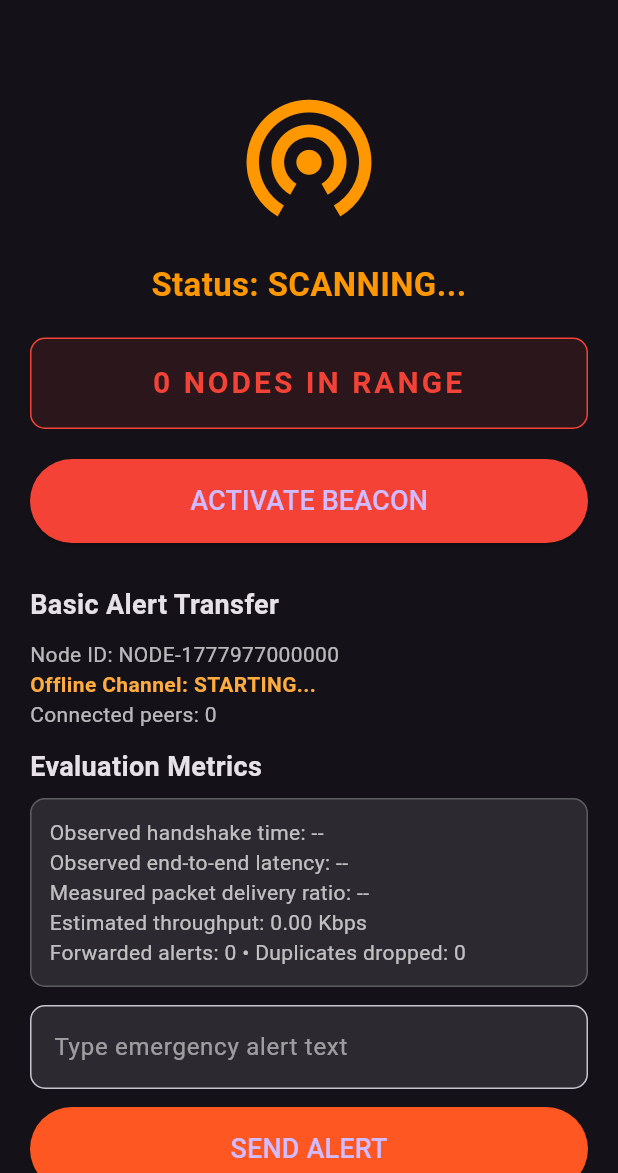
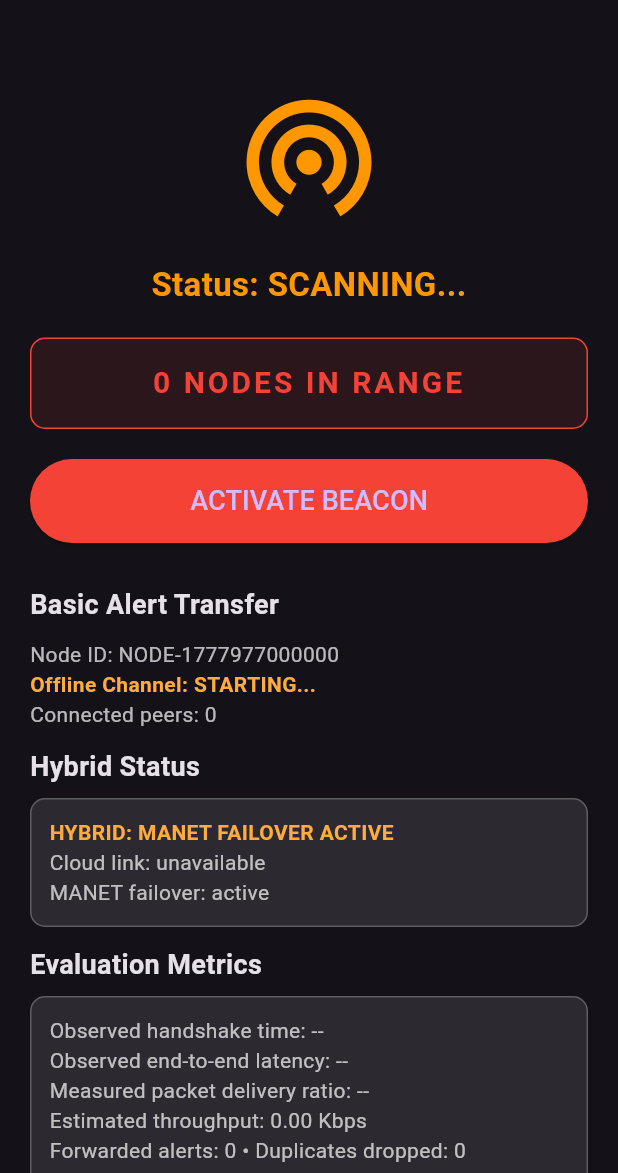
Before and after one commit to SusBin/portonian_push, a Flutter app: the screen it shows after launch, on a phone screen of 412 x 824 dp, the part 63-1236 px from its top. Run offline on Flutter 3.47's test engine with Material 3 defaults, Android fonts, the phone set to English and light mode, and no system bars; our stand-ins replace flutter_blue_plus, permission_handler; missing offline and left inert: nearby_connections.

Commit message:
Add hybrid connectivity status and evaluation UI

```diff
--- a/lib/main.dart
+++ b/lib/main.dart
@@ -52,13 +52,18 @@ class _DashboardState extends State<Dashboard> with WidgetsBindingObserver {
   final String nodeId = "NODE-${DateTime.now().millisecondsSinceEpoch}";
   final Strategy nearbyStrategy = Strategy.P2P_CLUSTER;
   final Nearby nearby = Nearby();
-  final DateTime metricsStartedAt = DateTime.now();
+  DateTime metricsStartedAt = DateTime.now();
 
   StreamSubscription<List<ScanResult>>? scanResultsSubscription;
+  Timer? hybridMonitorTimer;
   Timer? queuedSendRetryTimer;
   String? queuedAlertMessage;
   bool isRecoveringNearby = false;
   bool alertChannelReady = false;
+  bool internetReachable = false;
+  bool meshFailoverActive = false;
+  String hybridModeText = "HYBRID: CHECKING...";
+  Color hybridModeColor = Colors.grey;
   final Map<String, DateTime> connectionAttempts = <String, DateTime>{};
   final List<int> handshakeSamplesMs = <int>[];
   final List<int> latencySamplesMs = <int>[];
@@ -95,6 +100,7 @@ class _DashboardState extends State<Dashboard> with WidgetsBindingObserver {
     // Nearby Connections in this prototype is Android-only.
     if (!kIsWeb && Platform.isAndroid) {
       initializeAlertChannel();
+      startHybridMonitoring();
     } else {
       addLog("Offline alert channel is only configured for Android devices");
     }
@@ -111,6 +117,56 @@ class _DashboardState extends State<Dashboard> with WidgetsBindingObserver {
         scanLogs.removeLast();
       }
     });
+  }
+
+  Future<bool> probeInternetReachability() async {
+    try {
+      final List<InternetAddress> lookupResult = await InternetAddress.lookup(
+        "example.com",
+      ).timeout(const Duration(seconds: 3));
+      return lookupResult.isNotEmpty &&
+          lookupResult.first.rawAddress.isNotEmpty;
+    } catch (_) {
+      return false;
+    }
+  }
+
+  Future<void> startHybridMonitoring() async {
+    await refreshHybridConnectivity(forceLog: true);
+
+    hybridMonitorTimer?.cancel();
+    hybridMonitorTimer = Timer.periodic(const Duration(seconds: 10), (_) {
+      refreshHybridConnectivity();
+    });
+  }
+
+  Future<void> refreshHybridConnectivity({bool forceLog = false}) async {
+    final bool internetNow = await probeInternetReachability();
+    if (!mounted) {
+      return;
+    }
+
+    final bool shouldUpdate = forceLog || internetNow != internetReachable;
+    if (!shouldUpdate) {
+      return;
+    }
+
+    setState(() {
+      internetReachable = internetNow;
+      meshFailoverActive = !internetNow;
+      hybridModeText = internetNow
+          ? "HYBRID: CLOUD PREFERRED"
+          : "HYBRID: MANET FAILOVER ACTIVE";
+      hybridModeColor = internetNow
+          ? Colors.lightBlueAccent
+          : Colors.orangeAccent;
+    });
+
+    if (internetNow) {
+      addLog("Internet reachable. Cloud path is preferred, mesh stays ready.");
+    } else {
+      addLog("Internet unavailable. Switching to MANET failover mode.");
+    }
   }
 
   void recordHandshakeSample(String endpointId) {
@@ -161,6 +217,23 @@ class _DashboardState extends State<Dashboard> with WidgetsBindingObserver {
     return "${ratio.toStringAsFixed(1)}% ($received/$sent)";
   }
 
+  String formatAlertEntry({
+    required String senderId,
+    required String sentAt,
+    required String message,
+    required int hopCount,
+    required List<String> forwardedBy,
+    required bool isLocalOrigin,
+  }) {
+    final String pathText = forwardedBy.isEmpty
+        ? senderId
+        : forwardedBy.join(" → ");
+    final String routeLabel = isLocalOrigin ? "Origin" : "Forwarded";
+    final String hopText = hopCount > 0 ? " • Hops: $pathText → $nodeId" : "";
+
+    return "$routeLabel • $senderId • $sentAt\n$message$hopText";
+  }
+
   double trafficRateKbps() {
     final Duration elapsed = DateTime.now().difference(metricsStartedAt);
     if (elapsed.inMilliseconds <= 0) {
@@ -171,10 +244,28 @@ class _DashboardState extends State<Dashboard> with WidgetsBindingObserver {
     return (totalBytes * 8) / elapsed.inMilliseconds;
   }
 
+  void resetEvaluationMetrics() {
+    setState(() {
+      metricsStartedAt = DateTime.now();
+      connectionAttempts.clear();
+      handshakeSamplesMs.clear();
+      latencySamplesMs.clear();
+      originatedAlertCount = 0;
+      forwardedAlertCount = 0;
+      uniqueAlertCount = 0;
+      duplicateAlertCount = 0;
+      sentBytesTotal = 0;
+      receivedBytesTotal = 0;
+    });
+
+    addLog("Evaluation metrics reset for a fresh test run");
+  }
+
   @override
   void didChangeAppLifecycleState(AppLifecycleState state) {
     if (state == AppLifecycleState.resumed && !kIsWeb && Platform.isAndroid) {
       addLog("App resumed. Re-checking nearby channel state.");
+      refreshHybridConnectivity();
       recoverNearbyChannel(reason: "app resumed");
     }
   }
@@ -406,12 +497,17 @@ class _DashboardState extends State<Dashboard> with WidgetsBindingObserver {
           final String displayHops = hopCount > 0
               ? " (Hops: $hopChain → $nodeId)"
               : "";
+          final String feedEntry = formatAlertEntry(
+            senderId: senderId,
+            sentAt: sentAt,
+            message: message,
+            hopCount: hopCount,
+            forwardedBy: forwardedBy,
+            isLocalOrigin: false,
+          );
 
           setState(() {
-            receivedAlerts.insert(
-              0,
-              "$senderId @ $sentAt -> $message$displayHops",
-            );
+            receivedAlerts.insert(0, feedEntry);
             if (receivedAlerts.length > 15) {
               receivedAlerts.removeLast();
             }
@@ -593,6 +689,14 @@ class _DashboardState extends State<Dashboard> with WidgetsBindingObserver {
     seenAlertIds.add(alertId);
     originatedAlertCount += 1;
     sentBytesTotal += bytes.length;
+    final String feedEntry = formatAlertEntry(
+      senderId: nodeId,
+      sentAt: sentAt,
+      message: message,
+      hopCount: 0,
+      forwardedBy: <String>[nodeId],
+      isLocalOrigin: true,
+    );
 
     // Send to all connected peers (they may forward this further).
     for (final String endpointId in List<String>.from(
@@ -602,7 +706,7 @@ class _DashboardState extends State<Dashboard> with WidgetsBindingObserver {
     }
 
     setState(() {
-      receivedAlerts.insert(0, "YOU @ $sentAt -> $message");
+      receivedAlerts.insert(0, feedEntry);
       if (receivedAlerts.length > 15) {
         receivedAlerts.removeLast();
       }
@@ -632,6 +736,7 @@ class _DashboardState extends State<Dashboard> with WidgetsBindingObserver {
   void dispose() {
     WidgetsBinding.instance.removeObserver(this);
     scanResultsSubscription?.cancel();
+    hybridMonitorTimer?.cancel();
     queuedSendRetryTimer?.cancel();
     nearby.stopAdvertising();
     nearby.stopDiscovery();
@@ -722,6 +827,44 @@ class _DashboardState extends State<Dashboard> with WidgetsBindingObserver {
             ),
             const SizedBox(height: 12),
             const Text(
+              "Hybrid Status",
+              style: TextStyle(fontSize: 18, fontWeight: FontWeight.bold),
+            ),
+            const SizedBox(height: 8),
+            Container(
+              padding: const EdgeInsets.all(12),
+              decoration: BoxDecoration(
+                color: Colors.white10,
+                border: Border.all(color: Colors.white24),
+                borderRadius: BorderRadius.circular(10),
+              ),
+              child: Column(
+                crossAxisAlignment: CrossAxisAlignment.start,
+                children: [
+                  Text(
+                    hybridModeText,
+                    style: TextStyle(
+                      color: hybridModeColor,
+                      fontWeight: FontWeight.w600,
+                    ),
+                  ),
+                  Text(
+                    internetReachable
+                        ? "Cloud link: available"
+                        : "Cloud link: unavailable",
+                    style: const TextStyle(color: Colors.white70),
+                  ),
+                  Text(
+                    meshFailoverActive
+                        ? "MANET failover: active"
+                        : "MANET failover: standby",
+                    style: const TextStyle(color: Colors.white70),
+                  ),
+                ],
+              ),
+            ),
+            const SizedBox(height: 12),
+            const Text(
               "Evaluation Metrics",
               style: TextStyle(fontSize: 18, fontWeight: FontWeight.bold),
             ),
@@ -755,6 +898,15 @@ class _DashboardState extends State<Dashboard> with WidgetsBindingObserver {
                   Text(
                     "Forwarded alerts: $forwardedAlertCount • Duplicates dropped: $duplicateAlertCount",
                     style: const TextStyle(color: Colors.white70),
+                  ),
+                  const SizedBox(height: 10),
+                  OutlinedButton(
+                    onPressed: resetEvaluationMetrics,
+                    style: OutlinedButton.styleFrom(
+                      foregroundColor: Colors.white,
+                      side: const BorderSide(color: Colors.white38),
+                    ),
+                    child: const Text("Reset evaluation metrics"),
                   ),
                 ],
               ),
--- a/pubspec.yaml
+++ b/pubspec.yaml
@@ -40,6 +40,9 @@ dependencies:
 
 dev_dependencies:
   flutter_test:
+    sdk: flutter
+
+  integration_test:
     sdk: flutter
 
   # The "flutter_lints" package below contains a set of recommended lints to
```
Also changed, not shown: pubspec.lock.
